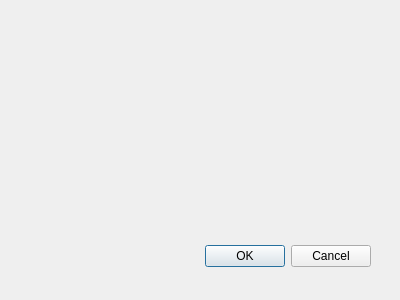
This is forms/untitled.ui in moroz12112/QT_test as Qt 5 draws it before an edit. The edited form follows.
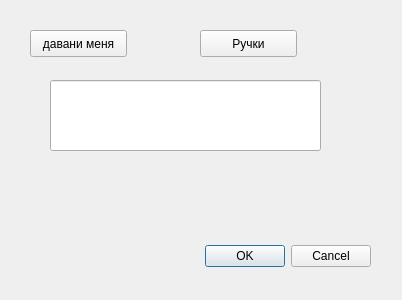
This is the edited form.

Commit message:
example of several slots and signals
пример автоматически связываемого слота (с пред-определённым сигналом)
пример связывания штатного сигнала со своим слотом
пример связывания своего сигнала со своим слотом

What changed in the file:
```diff
--- a/forms/untitled.ui
+++ b/forms/untitled.ui
@@ -6,7 +6,7 @@
    <rect>
     <x>0</x>
     <y>0</y>
-    <width>400</width>
+    <width>402</width>
     <height>300</height>
    </rect>
   </property>
@@ -29,6 +29,45 @@
     <set>QDialogButtonBox::Cancel|QDialogButtonBox::Ok</set>
    </property>
   </widget>
+  <widget class="QPushButton" name="clac">
+   <property name="geometry">
+    <rect>
+     <x>30</x>
+     <y>30</y>
+     <width>97</width>
+     <height>27</height>
+    </rect>
+   </property>
+   <property name="text">
+    <string>давани меня</string>
+   </property>
+  </widget>
+  <widget class="QLineEdit" name="schr">
+   <property name="geometry">
+    <rect>
+     <x>50</x>
+     <y>80</y>
+     <width>271</width>
+     <height>71</height>
+    </rect>
+   </property>
+   <property name="readOnly">
+    <bool>true</bool>
+   </property>
+  </widget>
+  <widget class="QPushButton" name="manu">
+   <property name="geometry">
+    <rect>
+     <x>200</x>
+     <y>30</y>
+     <width>97</width>
+     <height>27</height>
+    </rect>
+   </property>
+   <property name="text">
+    <string>Ручки</string>
+   </property>
+  </widget>
  </widget>
  <resources/>
  <connections>
```
The commit also changes 2 other files.
